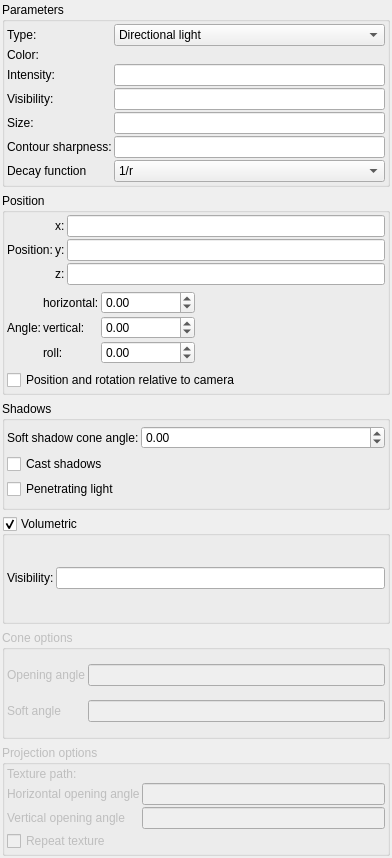
Qt form mandelbulber2/qt/light_editor.ui (buddhi1980/mandelbulber2) before a commit.
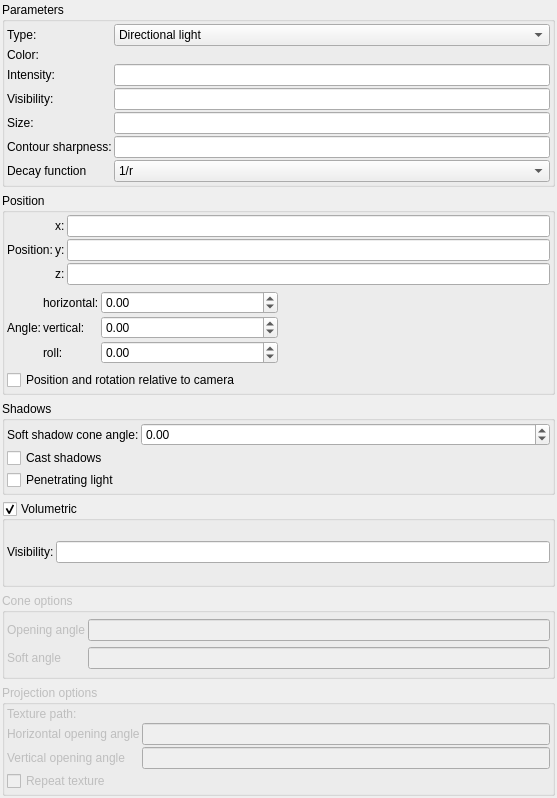
The same form after that commit. Icons and pictures are not drawn. Custom widgets are drawn as their Qt base class.

Commit message: Corrected tooltip for volumetric light visibility

What changed in the file:
```diff
--- a/mandelbulber2/qt/light_editor.ui
+++ b/mandelbulber2/qt/light_editor.ui
@@ -9,8 +9,8 @@
    <rect>
     <x>0</x>
     <y>0</y>
-    <width>392</width>
-    <height>858</height>
+    <width>557</width>
+    <height>798</height>
    </rect>
   </property>
   <property name="windowTitle">
```
Left out of the diff: 2 changed lines with no effect on the pictures.
